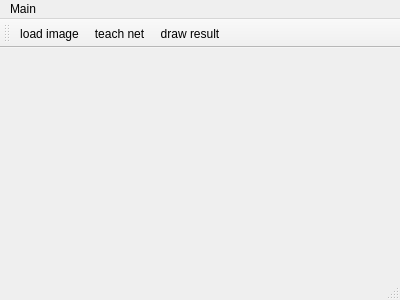
First picture: the form in lab1/Main_Window.ui, repository pavelliavonau/neuralworks, before the edit.
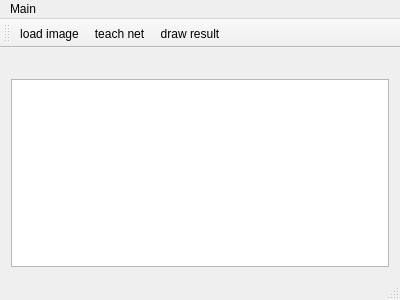
Second picture: the form after the edit.

```diff
--- a/lab1/Main_Window.ui
+++ b/lab1/Main_Window.ui
@@ -33,6 +33,13 @@
       </item>
      </layout>
     </item>
+    <item>
+     <widget class="QPlainTextEdit" name="logWidget">
+      <property name="readOnly">
+       <bool>true</bool>
+      </property>
+     </widget>
+    </item>
    </layout>
   </widget>
   <widget class="QMenuBar" name="menuBar">
```
